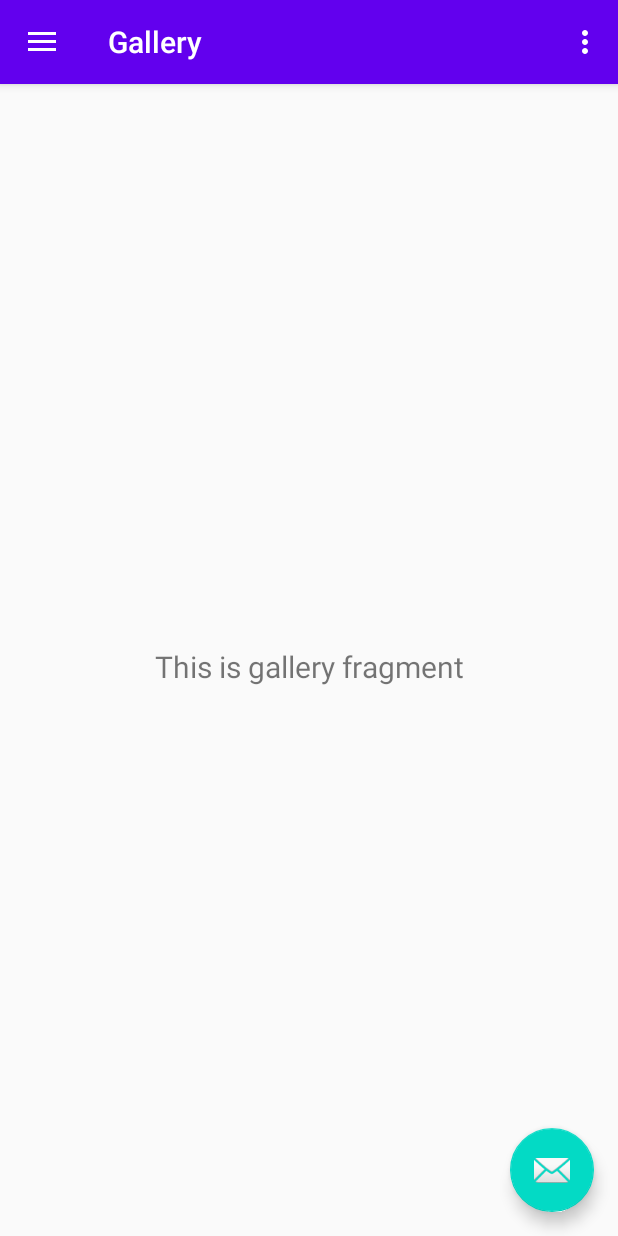
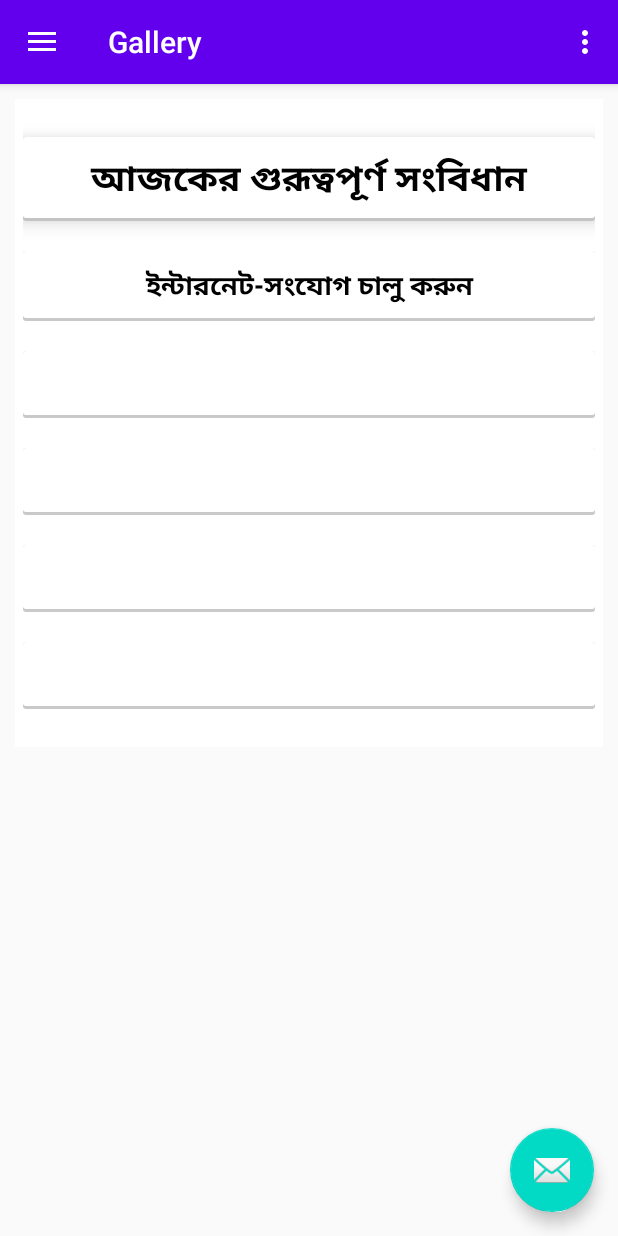
Before and after one commit to nazmussakibsaad102/PrayerTime, an Android app: the screen it shows after launch (MainActivity), in the side drawer, after a tap on "Gallery", on a phone screen of 412 x 824 dp. Run offline under Robolectric (Android 15) with nearby library versions, the phone set to English and light mode, and no system bars; our stand-ins replace Firebase (no records; nobody signed in at launch, a user with empty details on screens opened directly), navigation-ui.

Commit message:
version 1.0

```diff
--- a/app/build.gradle
+++ b/app/build.gradle
@@ -35,6 +35,7 @@ dependencies {
     implementation 'androidx.navigation:navigation-fragment:2.2.1'
     implementation 'androidx.navigation:navigation-ui:2.2.1'
     implementation 'androidx.lifecycle:lifecycle-extensions:2.2.0'
+    implementation 'com.google.firebase:firebase-firestore:21.4.2'
     testImplementation 'junit:junit:4.12'
     androidTestImplementation 'androidx.test.ext:junit:1.1.1'
     androidTestImplementation 'androidx.test.espresso:espresso-core:3.2.0'
--- a/app/src/main/AndroidManifest.xml
+++ b/app/src/main/AndroidManifest.xml
@@ -18,7 +18,10 @@
 
                 <category android:name="android.intent.category.LAUNCHER" />
             </intent-filter>
+
         </activity>
+
+
     </application>
 
 </manifest>
--- a/app/src/main/java/com/ArtpaperLab/ui/gallery/GalleryFragment.java
+++ b/app/src/main/java/com/ArtpaperLab/ui/gallery/GalleryFragment.java
@@ -1,35 +1,121 @@
 package com.ArtpaperLab.ui.gallery;
 
+import androidx.lifecycle.ViewModelProviders;
+
 import android.os.Bundle;
+
+import androidx.annotation.NonNull;
+import androidx.annotation.Nullable;
+import androidx.fragment.app.Fragment;
+
+import android.os.Handler;
 import android.view.LayoutInflater;
 import android.view.View;
 import android.view.ViewGroup;
 import android.widget.TextView;
-
-import androidx.annotation.NonNull;
-import androidx.annotation.Nullable;
-import androidx.fragment.app.Fragment;
-import androidx.lifecycle.Observer;
-import androidx.lifecycle.ViewModelProviders;
+import android.widget.Toast;
 
 import com.ArtpaperLab.R;
+import com.google.firebase.firestore.DocumentReference;
+import com.google.firebase.firestore.DocumentSnapshot;
+import com.google.firebase.firestore.EventListener;
+import com.google.firebase.firestore.FirebaseFirestore;
+import com.google.firebase.firestore.FirebaseFirestoreException;
 
-public class GalleryFragment extends Fragment {
 
-    private GalleryViewModel galleryViewModel;
+public class GalleryFragment extends Fragment{
+    String KEY_FAZR="fazr";
+    String Key_ZOHR = "zohr";
+    String KEY_ASR = "asr";
+    String KEY_MAGRIB = "magrib";
+    String KEY_ESHA = "esha";
+    String KEY_FAZRTOMORROW = "fazrTomorrow";
+    public TextView textViewFazr;
+    public TextView textViewZohr;
+    private TextView textViewAsr;
+    private TextView textViewMagrib;
+    private TextView textViewEsha;
+    private TextView textViewFazrTomorrow;
+    private String textFazr;
+    private String textZohr;
+    private String textAsr;
+    private String textMagrib;
+    private String textEsha;
+    private String textFazrTomorrow;
+    private int mInterval = 5000; // 5 seconds by default, can be changed later
+    private Handler mHandler;
 
-    public View onCreateView(@NonNull LayoutInflater inflater,
-                             ViewGroup container, Bundle savedInstanceState) {
-        galleryViewModel =
+    public class A {
+
+        String documentID = "2";
+
+
+
+
+
+
+
+
+
+
+    }
+
+
+
+    private GalleryViewModel ajkerOnucchedViewModel;
+
+
+    public View onCreateView(@NonNull LayoutInflater inflater, @Nullable ViewGroup container,
+                             @Nullable Bundle savedInstanceState) {
+        ajkerOnucchedViewModel =
                 ViewModelProviders.of(this).get(GalleryViewModel.class);
-        View root = inflater.inflate(R.layout.fragment_gallery, container, false);
-        final TextView textView = root.findViewById(R.id.text_gallery);
-        galleryViewModel.getText().observe(getViewLifecycleOwner(), new Observer<String>() {
+       View root = inflater.inflate(R.layout.fragment_gallery, container, false);
+
+
+        textViewFazr = root.findViewById(R.id.fazr);
+       textViewZohr = root.findViewById(R.id.zohr);
+       textViewAsr = root.findViewById(R.id.asr);
+        textViewMagrib = root.findViewById(R.id.magrib);
+        textViewEsha = root.findViewById(R.id.esha);
+
+        A myobj = new A();
+        String DOC_ID = String.valueOf(myobj.documentID);
+
+        FirebaseFirestore db= FirebaseFirestore.getInstance();
+        DocumentReference prayerTimeLoad = db.collection("PrayerTime").document(DOC_ID);
+
+        prayerTimeLoad.addSnapshotListener(new EventListener<DocumentSnapshot>() {
             @Override
-            public void onChanged(@Nullable String s) {
-                textView.setText(s);
+            public void onEvent(@Nullable DocumentSnapshot documentSnapshot, @Nullable FirebaseFirestoreException e) {
+                if (e!=null){
+                    Toast.makeText(getActivity(), "error while loading", Toast.LENGTH_LONG).show();
+                    return;
+                }
+                if (documentSnapshot.exists()){
+                    textFazr  = documentSnapshot.getString(KEY_FAZR);
+                   textZohr = documentSnapshot.getString(Key_ZOHR);
+                    textAsr = documentSnapshot.getString(KEY_ASR);
+                    textMagrib = documentSnapshot.getString(KEY_MAGRIB);
+                    textEsha = documentSnapshot.getString(KEY_ESHA);
+                    textViewFazr.setText(textFazr);
+                    textViewZohr.setText(textZohr);
+                    textViewAsr.setText(textAsr);
+                    textViewMagrib.setText(textMagrib);
+                    textViewEsha.setText(textEsha);
+
+
+
+                }
+
             }
         });
+
+
+
+
+
         return root;
     }
+
+
 }
--- a/app/src/main/res/layout/fragment_gallery.xml
+++ b/app/src/main/res/layout/fragment_gallery.xml
@@ -1,22 +1,94 @@
 <?xml version="1.0" encoding="utf-8"?>
-<androidx.constraintlayout.widget.ConstraintLayout xmlns:android="http://schemas.android.com/apk/res/android"
-    xmlns:app="http://schemas.android.com/apk/res-auto"
-    xmlns:tools="http://schemas.android.com/tools"
+<ScrollView
     android:layout_width="match_parent"
     android:layout_height="match_parent"
-    tools:context=".ui.gallery.GalleryFragment">
+    xmlns:android="http://schemas.android.com/apk/res/android">
+    <LinearLayout
+        android:layout_width="match_parent"
+        android:layout_height="match_parent"
+        android:layout_margin="10dp"
+        android:padding="5dp"
+        android:orientation="vertical"
+        android:background="#FFFFFF">
+        <TextView
+            android:layout_width="match_parent"
+            android:layout_height="wrap_content"
+            android:longClickable="true"
+            android:text="আজকের গুরূত্বপূর্ণ সংবিধান"
+            android:textAlignment="center"
+            android:textIsSelectable="true"
+            android:textStyle="bold"
+            android:layout_marginBottom="20dp"
+            android:layout_marginTop="20dp"
+            android:elevation="8dp"
+            android:padding="10dp"
+            android:textColor="#000000"
+            android:textSize="24sp"
+            android:background="@drawable/box_shadow"/>
 
-    <TextView
-        android:id="@+id/text_gallery"
-        android:layout_width="match_parent"
-        android:layout_height="wrap_content"
-        android:layout_marginStart="8dp"
-        android:layout_marginTop="8dp"
-        android:layout_marginEnd="8dp"
-        android:textAlignment="center"
-        android:textSize="20sp"
-        app:layout_constraintBottom_toBottomOf="parent"
-        app:layout_constraintEnd_toEndOf="parent"
-        app:layout_constraintStart_toStartOf="parent"
-        app:layout_constraintTop_toTopOf="parent" />
-</androidx.constraintlayout.widget.ConstraintLayout>
+
+        <TextView
+            android:id="@+id/fazr"
+            android:layout_width="match_parent"
+            android:layout_height="wrap_content"
+            android:longClickable="true"
+            android:text="ইন্টারনেট-সংযোগ চালু করুন"
+            android:textAlignment="center"
+            android:textIsSelectable="true"
+            android:padding="10dp"
+            android:layout_marginBottom="20dp"
+            android:textColor="#000000"
+            android:textSize="18sp"
+            android:textStyle="bold"
+            android:background="@drawable/box_shadow"/>
+        <TextView
+            android:id="@+id/zohr"
+            android:layout_width="match_parent"
+            android:layout_height="wrap_content"
+            android:layout_marginBottom="20dp"
+            android:longClickable="true"
+            android:textIsSelectable="true"
+            android:textColor="#000000"
+            android:textSize="18sp"
+            android:padding="10dp"
+            android:background="@drawable/box_shadow"/>
+
+        <TextView
+            android:id="@+id/asr"
+            android:layout_width="match_parent"
+            android:layout_height="wrap_content"
+            android:longClickable="true"
+            android:textAlignment="center"
+            android:textIsSelectable="true"
+            android:padding="10dp"
+            android:layout_marginBottom="20dp"
+            android:textColor="#000000"
+            android:textSize="18sp"
+            android:textStyle="bold"
+            android:background="@drawable/box_shadow"/>
+        <TextView
+            android:id="@+id/magrib"
+            android:layout_width="match_parent"
+            android:layout_height="wrap_content"
+            android:layout_marginBottom="20dp"
+            android:longClickable="true"
+            android:textIsSelectable="true"
+            android:textColor="#000000"
+            android:textSize="18sp"
+            android:padding="10dp"
+            android:background="@drawable/box_shadow"/>
+        <TextView
+            android:id="@+id/esha"
+            android:layout_width="match_parent"
+            android:layout_height="wrap_content"
+            android:layout_marginBottom="20dp"
+            android:longClickable="true"
+            android:textIsSelectable="true"
+            android:textColor="#000000"
+            android:textSize="18sp"
+            android:padding="10dp"
+            android:background="@drawable/box_shadow"/>
+
+
+    </LinearLayout>
+</ScrollView>
--- a/app/src/main/res/layout/fragment_home.xml
+++ b/app/src/main/res/layout/fragment_home.xml
@@ -16,12 +16,12 @@
 
         <TextView
             android:id="@+id/textGrid"
-            android:text="GRID LAYOUT"
-            android:textSize="34sp"
-            android:textColor="#000"
+            android:layout_width="wrap_content"
+            android:layout_height="wrap_content"
             android:layout_centerInParent="true"
-            android:layout_width="wrap_content"
-            android:layout_height="wrap_content" />
+            android:text="রমাদান"
+            android:textColor="#FFFFFF"
+            android:textSize="48sp" />
 
     </RelativeLayout>
 
@@ -67,7 +67,7 @@
 
                 <TextView
                     android:textAlignment="center"
-                    android:text="Text"
+                    android:text="নামায"
                     android:textColor="#000"
                     android:textSize="18sp"
                     android:textStyle="bold"
@@ -106,7 +106,7 @@
 
                 <TextView
                     android:textAlignment="center"
-                    android:text="Text2"
+                    android:text="রোযা"
                     android:textColor="#000"
                     android:textSize="18sp"
                     android:textStyle="bold"
@@ -147,13 +147,13 @@
                     android:layout_height="wrap_content" />
 
                 <TextView
+                    android:layout_width="wrap_content"
+                    android:layout_height="wrap_content"
+                    android:text="আমলসমূহ"
                     android:textAlignment="center"
-                    android:text="Text3"
                     android:textColor="#000"
                     android:textSize="18sp"
-                    android:textStyle="bold"
-                    android:layout_width="wrap_content"
-                    android:layout_height="wrap_content" />
+                    android:textStyle="bold" />
 
             </LinearLayout>
 
@@ -186,13 +186,13 @@
                     android:layout_height="wrap_content" />
 
                 <TextView
+                    android:layout_width="wrap_content"
+                    android:layout_height="wrap_content"
+                    android:text="কিবলা"
                     android:textAlignment="center"
-                    android:text="Text4"
                     android:textColor="#000"
                     android:textSize="18sp"
-                    android:textStyle="bold"
-                    android:layout_width="wrap_content"
-                    android:layout_height="wrap_content" />
+                    android:textStyle="bold" />
 
             </LinearLayout>
 
@@ -227,13 +227,13 @@
                     android:layout_height="wrap_content" />
 
                 <TextView
+                    android:layout_width="wrap_content"
+                    android:layout_height="wrap_content"
+                    android:text="ইসলামের স্তম্ভসমূহ"
                     android:textAlignment="center"
-                    android:text="Text"
                     android:textColor="#000"
                     android:textSize="18sp"
-                    android:textStyle="bold"
-                    android:layout_width="wrap_content"
-                    android:layout_height="wrap_content" />
+                    android:textStyle="bold" />
 
             </LinearLayout>
 
@@ -266,13 +266,13 @@
                     android:layout_height="wrap_content" />
 
                 <TextView
+                    android:layout_width="wrap_content"
+                    android:layout_height="wrap_content"
+                    android:text="কোরআন ও হাদিস থেকে"
                     android:textAlignment="center"
-                    android:text="Text2"
                     android:textColor="#000"
                     android:textSize="18sp"
-                    android:textStyle="bold"
-                    android:layout_width="wrap_content"
-                    android:layout_height="wrap_content" />
+                    android:textStyle="bold" />
 
             </LinearLayout>
 
```
Also changed, not shown: app/src/main/res/drawable/oshtom_vag.png.
